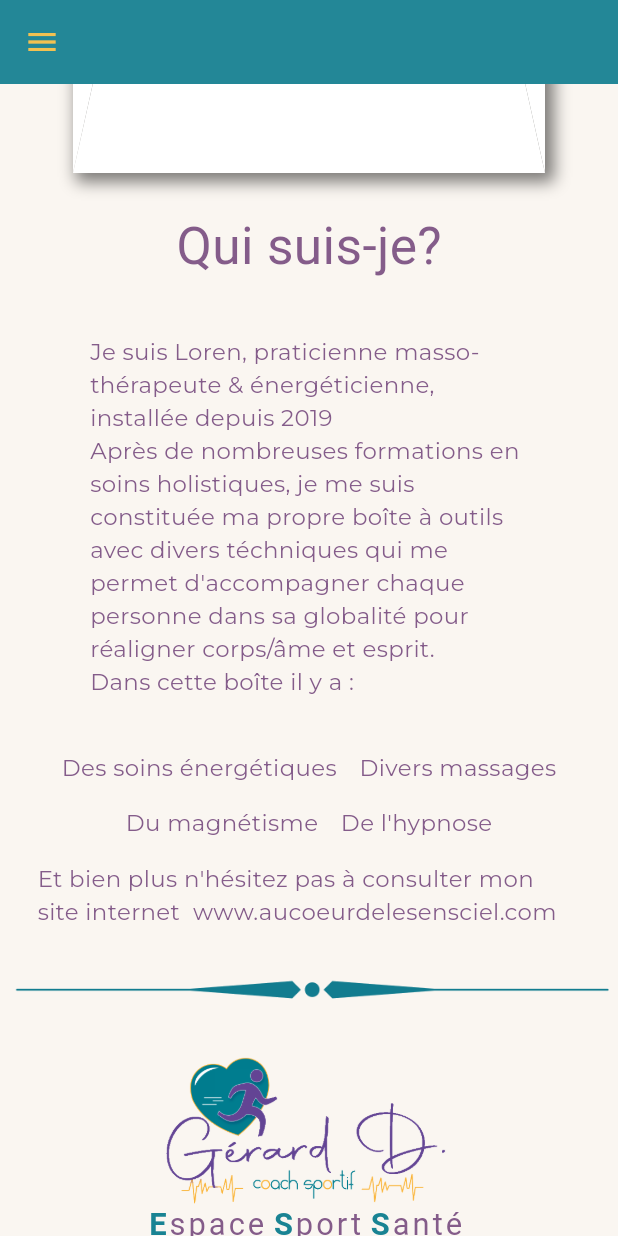
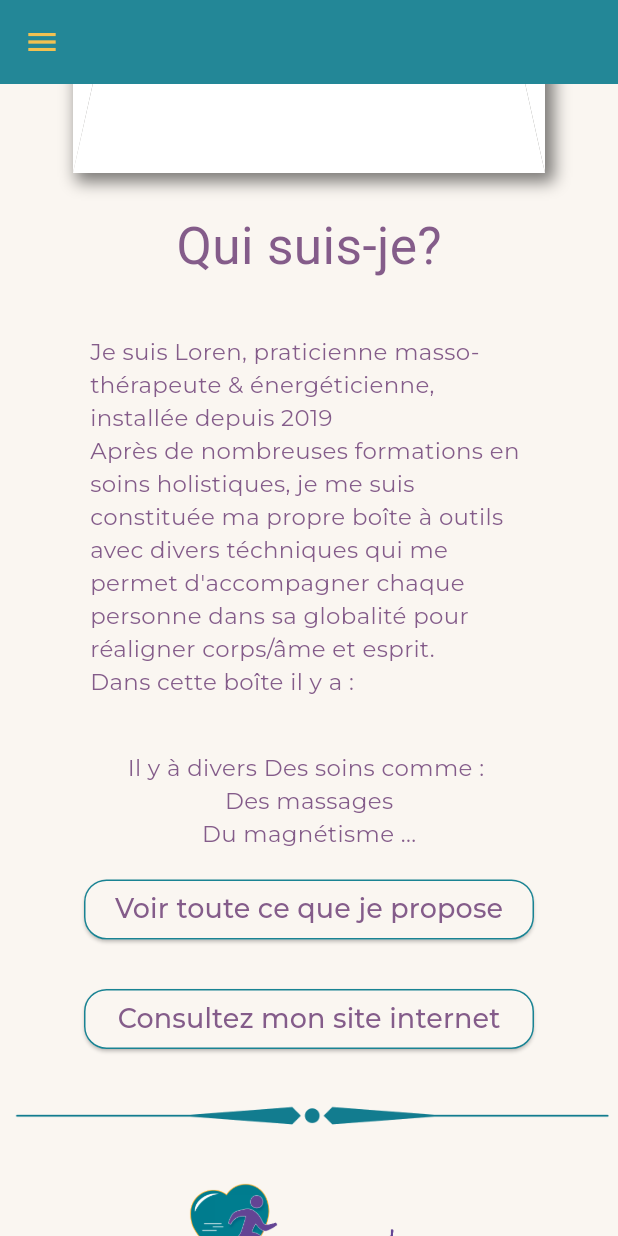
Before and after one commit to pickypou/le_cocon_ssbe, a Flutter app: the screen it shows after launch, scrolled down 2304 dp, on a phone screen of 412 x 824 dp. Run offline on Flutter 3.47's test engine with Material 3 defaults, Android fonts, the phone set to English and light mode, and no system bars; our stand-ins replace carousel_slider, cloud_firestore, equatable, firebase_core, firebase_storage, flutter_bloc and 7 more; missing offline and left inert: flutter_pdfview, flutter_utils, pdfx; accounts and stored records are empty; Roboto replaces fonts that are missing (Amable, Autography).

Commit message:
retouche bient-etre mobile

```diff
--- /dev/null
+++ b/lib/ui/common/widget/link_button.dart
@@ -0,0 +1,51 @@
+import 'package:flutter/material.dart';
+import 'package:url_launcher/url_launcher.dart';
+
+import '../../theme.dart';
+
+class LinkButton extends StatelessWidget {
+  final String label;
+  final String url;
+  final double? fontSize;
+
+  const LinkButton(
+      {super.key, required this.label, required this.url, this.fontSize});
+
+  Future<void> _launchURL(String url) async {
+    final Uri uri = Uri.parse(url);
+    if (await canLaunchUrl(uri)) {
+      await launchUrl(uri, mode: LaunchMode.externalApplication);
+    } else {
+      throw 'Impossible d\'ouvrir le lien : $url';
+    }
+  }
+
+  @override
+  Widget build(BuildContext context) {
+    Size size = MediaQuery.sizeOf(context);
+    double screenWidth = MediaQuery.of(context).size.width;
+    double buttonWidth = screenWidth > 749 ? 450.0 : 300.0;
+    double calculatedFontSize =
+        fontSize ?? (size.width > 749 ? size.width / 75 : 18);
+    return SizedBox(
+        width: buttonWidth,
+        child: ElevatedButton(
+          onPressed: () => _launchURL(url),
+          style: ButtonStyle(
+              padding: WidgetStateProperty.all<EdgeInsets>(
+                  const EdgeInsets.symmetric(vertical: 2)),
+              backgroundColor:
+                  WidgetStateProperty.all(theme.colorScheme.surface),
+              shape: WidgetStateProperty.all<RoundedRectangleBorder>(
+                  RoundedRectangleBorder(
+                      borderRadius: BorderRadius.circular(15.0),
+                      side: BorderSide(color: theme.colorScheme.onSurface)))),
+          child: Text(
+            label,
+            style: textStyleText(context).copyWith(
+                fontSize:
+                    calculatedFontSize), // Souligner le texte pour montrer que c'est un lien
+          ),
+        ));
+  }
+}
--- a/lib/ui/contact/contact_bient_etre.dart
+++ b/lib/ui/contact/contact_bient_etre.dart
@@ -17,6 +17,8 @@ class ContactBientEtre extends StatelessWidget {
           email: 'aucoeordelesensciel@gmail.com',
           address: '59 rue Nationale 59185 Provin',
           website: 'https://www.aucoeurdelesensciel.com',
+          imageHeight: 100,
+          imageWidth: 100,
         ),
       ),
     );
--- a/lib/ui/contact/contact_sport_sante.dart
+++ b/lib/ui/contact/contact_sport_sante.dart
@@ -17,6 +17,7 @@ class ContactSportSante extends StatelessWidget {
           email: 'gerardjudo59@gmail.com',
           address: '59 rue Nationale 59185 Provin',
           website: 'gerard.fr',
+          imageWidth: 220,
         ),
       ),
     );
--- a/lib/ui/espace_bien_etre/espace_bien_etre_mobile.dart
+++ b/lib/ui/espace_bien_etre/espace_bien_etre_mobile.dart
@@ -1,6 +1,8 @@
 import 'package:flutter/material.dart';
+import 'package:le_cocon_ssbe/ui/espace_bien_etre/activity_bien_etre_mobile.dart';
 
-import '../common/widget/link_text.dart';
+import '../common/widget/custom_button.dart';
+import '../common/widget/link_button.dart';
 import '../common/widget/text_custom.dart';
 import '../theme.dart';
 
@@ -11,9 +13,7 @@ class EspaceBienEtreMobile extends StatelessWidget {
   Widget build(BuildContext context) {
     Size size = MediaQuery.sizeOf(context);
     return SizedBox(
-      child: Column(
-        mainAxisAlignment: MainAxisAlignment.start,
-        children: [
+        child: Column(mainAxisAlignment: MainAxisAlignment.start, children: [
       Row(
         mainAxisAlignment: MainAxisAlignment.center,
         children: [
@@ -53,65 +53,70 @@ class EspaceBienEtreMobile extends StatelessWidget {
       const SizedBox(
         height: 25,
       ),
-          Text('Qui suis-je?', style: titleStyleMedium(context).copyWith(fontSize: size.width / 12,)),
-
+      Text('Qui suis-je?',
+          style: titleStyleMedium(context).copyWith(
+            fontSize: size.width / 12,
+          )),
       SizedBox(
           child: Padding(
         padding: const EdgeInsets.all(35),
         child: Column(
           mainAxisAlignment: MainAxisAlignment.center,
           children: [
-                    Text('Je suis Loren, praticienne masso-thérapeute & énergéticienne, installée depuis 2019',
-                        style: textStyleText(context).copyWith(fontSize: size.width / 27)),
-                    Text('Après de nombreuses formations en soins holistiques, je me suis constituée ma propre boîte à outils avec divers téchniques qui me permet d\'accompagner chaque personne dans sa globalité pour réaligner corps/âme et esprit.',
-                      style: textStyleText(context).copyWith(fontSize: size.width / 27,)),
+            Text(
+                'Je suis Loren, praticienne masso-thérapeute & énergéticienne, installée depuis 2019',
+                style:
+                    textStyleText(context).copyWith(fontSize: size.width / 27)),
+            Text(
+                'Après de nombreuses formations en soins holistiques, je me suis constituée ma propre boîte à outils avec divers téchniques qui me permet d\'accompagner chaque personne dans sa globalité pour réaligner corps/âme et esprit.',
+                style: textStyleText(context).copyWith(
+                  fontSize: size.width / 27,
+                )),
             Align(
                 alignment: Alignment.centerLeft,
-                        child: Text('Dans cette boîte il y a :',style: textStyleText(context).copyWith(fontSize: size.width / 27),
-                        )
-
-                    ),
+                child: Text(
+                  'Dans cette boîte il y a :',
+                  style: textStyleText(context)
+                      .copyWith(fontSize: size.width / 27),
+                )),
           ],
         ),
-              )
-          ),
-          Row(mainAxisAlignment: MainAxisAlignment.center, children: [
+      )),
       Text(
-              'Des soins énergétiques',
+        'Il y à divers Des soins comme : ',
         style: textStyleText(context).copyWith(fontSize: size.width / 27),
       ),
       const SizedBox(
         width: 15,
       ),
       Text(
-              'Divers massages',
+        'Des massages',
         style: textStyleText(context).copyWith(fontSize: size.width / 27),
       ),
-          ]),
+      Text(
+        'Du magnétisme ...',
+        style: textStyleText(context).copyWith(fontSize: size.width / 27),
+      ),
       const SizedBox(
         height: 15,
       ),
-          Row(mainAxisAlignment: MainAxisAlignment.center, children: [
-            Text(
-              'Du magnétisme',
-              style: textStyleText(context).copyWith(fontSize: size.width / 27),
+      CustomButton(
+        onPressed: () {
+          Navigator.push(
+            context,
+            MaterialPageRoute(
+                builder: (context) => const ActivityBienEtreMobile()),
+          );
+        },
+        label: 'Voir toute ce que je propose',
       ),
       const SizedBox(
-              width: 15,
+        height: 25,
       ),
-            Text(
-              'De l\'hypnose',
-              style: textStyleText(context).copyWith(fontSize: size.width / 27),
+      LinkButton(
+        label: 'Consultez mon site internet',
+        url: 'https://www.aucoeurdelesensciel.com',
       ),
-          ]),
-          const SizedBox(
-            height: 15,
-          ),
-          const LinkText(
-              text: 'Et bien plus n\'hésitez pas à consulter mon site internet  www.aucoeurdelesensciel.com',
-              url: 'https://www.aucoeurdelesensciel.com')
-        ],
-      ),
-    );
+    ]));
   }
 }
--- a/lib/ui/espace_sport/espace_sport_mobile.dart
+++ b/lib/ui/espace_sport/espace_sport_mobile.dart
@@ -1,6 +1,5 @@
 import 'package:flutter/material.dart';
 import 'package:le_cocon_ssbe/ui/common/widget/custom_button.dart';
-import 'package:le_cocon_ssbe/ui/common/widget/link_text.dart';
 import 'package:le_cocon_ssbe/ui/espace_sport/activities_sport_mobile.dart';
 import 'package:le_cocon_ssbe/ui/theme.dart';
 
@@ -114,19 +113,24 @@ class EspaceSportMobile extends StatelessWidget {
                 style: textStyleText(context).copyWith(
                   fontSize: size.width / 27,
                 )),
-            const SizedBox(width: 15,),
+            const SizedBox(
+              width: 15,
+            ),
             Text('Du yoga',
                 style: textStyleText(context).copyWith(
                   fontSize: size.width / 27,
                 )),
-            const SizedBox(width: 15,),
+            const SizedBox(
+              width: 15,
+            ),
             Text('Du stretching ...',
                 style: textStyleText(context).copyWith(
                   fontSize: size.width / 27,
                 )),
           ]),
-          const SizedBox(height: 20,),
-
+          const SizedBox(
+            height: 20,
+          ),
           CustomButton(
             onPressed: () {
               Navigator.push(
@@ -135,9 +139,11 @@ class EspaceSportMobile extends StatelessWidget {
                     builder: (context) => const ActivitiesSportMobile()),
               );
             },
-                label:'Voir toute ce que je propose',
+            label: 'Voir toute ce que je propose',
           ),
-              SizedBox(height: 25,),
+          SizedBox(
+            height: 25,
+          ),
           CustomButton(
             onPressed: () {
               Navigator.push(
@@ -146,13 +152,8 @@ class EspaceSportMobile extends StatelessWidget {
                     builder: (context) => const ActivitiesSportMobile()),
               );
             },
-                label:'Mon site internet',
+            label: 'Mon site internet',
           ),
-
-
-          const LinkText(
-              text: 'Pour plus de renseignements www.gerard.fr',
-              url: 'https://www.gerad.fr')
         ],
       ),
     );
--- a/pubspec.yaml
+++ b/pubspec.yaml
@@ -64,6 +64,7 @@ dependencies:
   pdfx: ^2.8.0
   pdf_thumbnail: ^0.1.6+1
   thumbnailer: ^2.2.0
+  carousel_slider: ^5.0.0
 
 
 
```
Also changed, not shown: lib/ui/avis_des_clients/avis_client_page.dart (+8 -4 lines), lib/ui/avis_des_clients/avis_clients_list/view/avis_client_list_view.dart (+49 -36 lines), lib/ui/common/widget/contact_card.dart (+13 -10 lines), lib/ui/contact/contact_le_cocon.dart (+5 -4 lines), lib/ui/espace_bien_etre/activity_bien_etre_mobile.dart (added, +70 -0 lines), pubspec.lock. Lines whose indentation alone changed are shown as unchanged.
